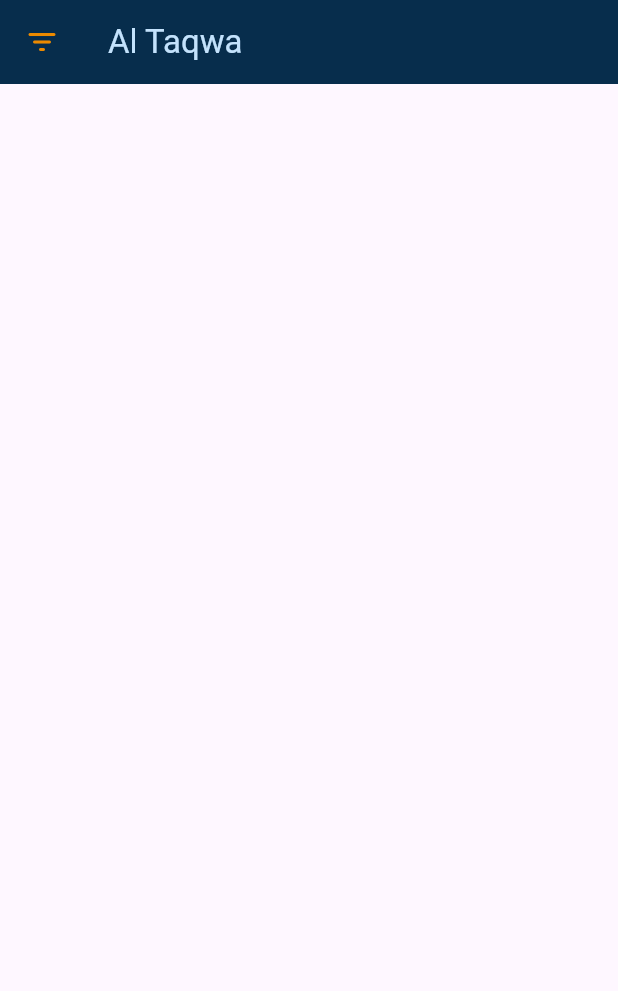
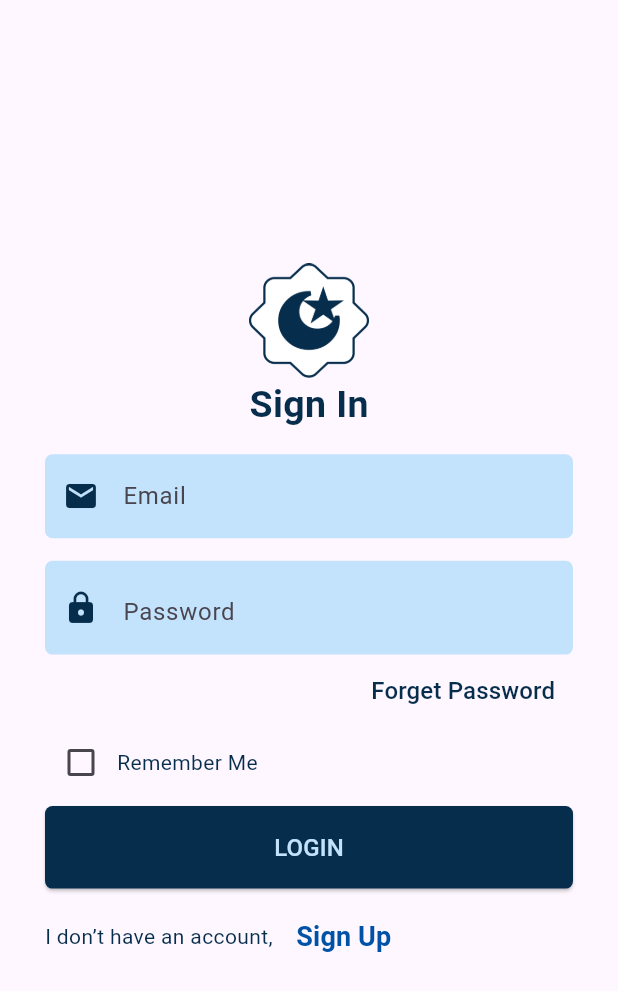
Before and after one commit to shafie-isak/Al-Taqwa, a Flutter app: the screen it shows after launch, on a phone screen of 412 x 824 dp. Shown: the top 991 px of the screen. Run offline on Flutter 3.47's test engine with Material 3 defaults, Android fonts, the phone set to English and light mode, and no system bars.

Commit message:
add SignIn / SignUp UI design

```diff
--- /dev/null
+++ b/lib/Screens/auth/login.dart
@@ -0,0 +1,144 @@
+import 'package:al_taqwa/colors.dart';
+import 'package:flutter/material.dart';
+
+class LogIn extends StatefulWidget {
+  const LogIn({super.key});
+
+  @override
+  State<LogIn> createState() => _LogInState();
+}
+
+class _LogInState extends State<LogIn>
+    with SingleTickerProviderStateMixin {
+  late AnimationController _controller;
+
+  bool _isObScureText = true;
+
+  @override
+  void initState() {
+    super.initState();
+    _controller = AnimationController(vsync: this);
+  }
+
+  @override
+  void dispose() {
+    _controller.dispose();
+    super.dispose();
+  }
+
+  @override
+  Widget build(BuildContext context) {
+    return Center(
+      child: ListView(
+        shrinkWrap: true,
+        children: [
+          Padding(
+            padding: const EdgeInsets.symmetric(horizontal: 30, vertical: 15),
+            child: Column(
+              mainAxisSize: MainAxisSize.min,
+              children: [
+                Center(child: Image.asset("assets/images/logo.png", width: 80),),
+                const Text("Sign In", style: TextStyle(color: AppColors.primaryColor, fontSize: 25, fontWeight: FontWeight.bold),),
+                const SizedBox(height: 15),
+                TextField(
+                    decoration: InputDecoration(
+                      hintText: 'Email',
+                      prefixIcon: const Icon(Icons.email, color: AppColors.primaryColor,),
+                      filled: true,
+                      fillColor: AppColors.lightBlue,
+                      border: OutlineInputBorder(
+                        borderRadius: BorderRadius.circular(5),
+                        borderSide: BorderSide.none,
+                      ),
+                    ),
+                ),
+                const SizedBox(height: 15,),
+                TextField(
+                  obscureText: _isObScureText,
+                    decoration: InputDecoration(
+                      hintText: 'Password',
+                      prefixIcon: const Icon(Icons.lock, color: AppColors.primaryColor,),
+                      suffix: GestureDetector(
+                        onTap: (){
+                          setState(() {
+                            _isObScureText = !_isObScureText;
+                          });
+                        },
+                        child: Icon(_isObScureText ? Icons.visibility : Icons.visibility_off)
+                        ),
+                      filled: true,
+                      fillColor: AppColors.lightBlue,
+                      border: OutlineInputBorder(
+                        borderRadius: BorderRadius.circular(5),
+                        borderSide: BorderSide.none,
+                      ),
+                    ),
+                ),
+                Align(
+                    alignment: Alignment.centerRight,
+                    child: TextButton(
+                      onPressed: () {},
+                      child: const Text(
+                        'Forget Password',
+                        style: TextStyle(color: AppColors.primaryColor, fontSize: 16),
+                      ),
+                    ),
+                  ),
+                Row(
+                    children: [
+                      Checkbox(
+                        value: false,
+                        onChanged: (value) {},
+                      ),
+                      const Text("Remember Me", style: TextStyle(color: AppColors.primaryColor),),
+                    ],
+                  ),
+                  const SizedBox(height: 5),
+                  SizedBox(
+                    width: double.infinity,
+                    child: ElevatedButton(
+                      onPressed: () {},
+                      style: ElevatedButton.styleFrom(
+                        backgroundColor: AppColors.primaryColor,
+                        padding: const EdgeInsets.symmetric(vertical: 16),
+                        shape: RoundedRectangleBorder(
+                          borderRadius: BorderRadius.circular(5),
+                        ),
+                      ),
+                      child: const Text(
+                        'LOGIN',
+                        style: TextStyle(fontSize: 16, color: AppColors.lightBlue),
+                      ),
+                    ),
+                  ),
+                  const SizedBox(height: 8),
+                   Align(
+                    alignment: Alignment.centerLeft,
+                    child: Row(
+                      children: [
+                        const Text("I don’t have an account, ",
+                        style: TextStyle(
+                          color: AppColors.primaryColor
+                          ),
+                          ),
+                        TextButton(onPressed: (){
+
+                        },
+                        child: const Text("Sign Up",style: TextStyle(
+                            color: Color(0xFF0052A6),
+                            fontWeight: FontWeight.bold,
+                            fontSize: 18
+                          ),
+                          )
+                        )
+                      ],
+                    ),
+                )
+              ],
+            ),
+          ),
+        ],
+      ),
+    );
+  }
+}
--- a/lib/main.dart
+++ b/lib/main.dart
@@ -1,3 +1,4 @@
+import 'package:al_taqwa/Screens/auth/login.dart';
 import 'package:al_taqwa/colors.dart';
 import 'package:flutter/material.dart';
 
@@ -23,11 +24,13 @@ class _AlTaqwaState extends State<AlTaqwa> {
   @override
   Widget build(BuildContext context) {
     return Scaffold(
-      appBar: AppBar(
-        backgroundColor: AppColors.primaryColor,
-        title: const Text("Al Taqwa", style: TextStyle(color: AppColors.lightBlue),),
-        leading: const Icon(Icons.filter_list_rounded, color: AppColors.secondaryColor,),
-      ),
+      // backgroundColor: AppColors.whiteSmoke,
+      // appBar: AppBar(
+      //   backgroundColor: AppColors.primaryColor,
+      //   title: const Text("Al Taqwa", style: TextStyle(color: AppColors.lightBlue),),
+      //   leading: const Icon(Icons.filter_list_rounded, color: AppColors.secondaryColor,),
+      // ),
+      body: LogIn(),
     );
   }
 }
--- a/pubspec.yaml
+++ b/pubspec.yaml
@@ -59,9 +59,9 @@ flutter:
   uses-material-design: true
 
   # To add assets to your application, add an assets section, like this:
-  # assets:
-  #   - images/a_dot_burr.jpeg
-  #   - images/a_dot_ham.jpeg
+  assets:
+    - assets/images/
+    - assets/icons/
 
   # An image asset can refer to one or more resolution-specific "variants", see
   # https://flutter.dev/to/resolution-aware-images
```
Also changed, not shown: lib/Screens/auth/signuo.dart (added, +157 -0 lines), assets/images/logo.png (added).
